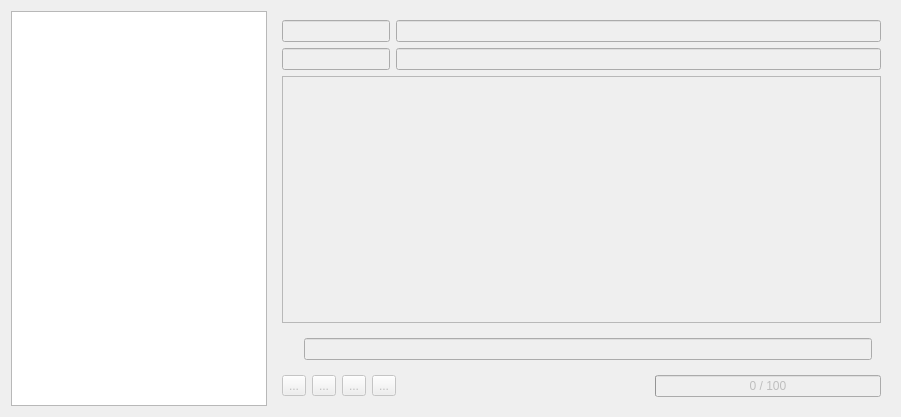
Old version of the form transtext/transwidget.ui in the repository samstyle/transtool.
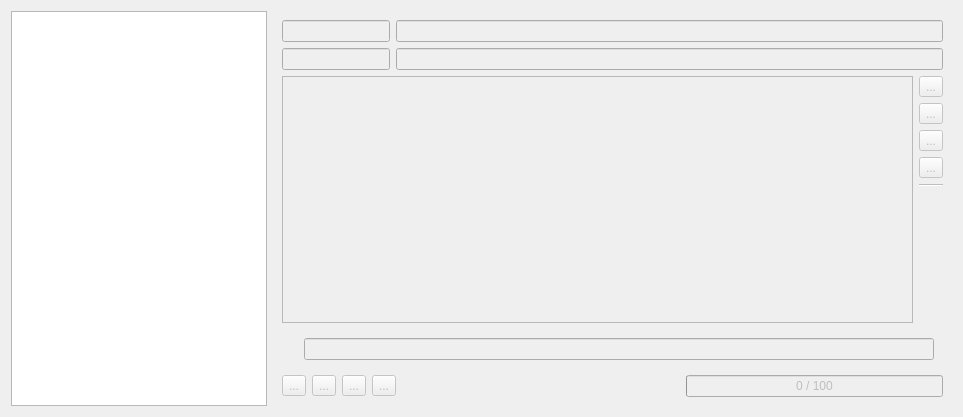
New version of the form. Icons and pictures are not drawn.

```diff
--- a/transtext/transwidget.ui
+++ b/transtext/transwidget.ui
@@ -6,7 +6,7 @@
    <rect>
     <x>0</x>
     <y>0</y>
-    <width>901</width>
+    <width>963</width>
     <height>417</height>
    </rect>
   </property>
@@ -72,6 +72,8 @@
        </layout>
       </item>
       <item>
+       <layout class="QHBoxLayout" name="horizontalLayout_4">
+        <item>
        <widget class="QTableView" name="table">
         <property name="contextMenuPolicy">
          <enum>Qt::CustomContextMenu</enum>
@@ -91,6 +93,76 @@
        </widget>
       </item>
       <item>
+         <layout class="QVBoxLayout" name="verticalLayout_2">
+          <item>
+           <widget class="QToolButton" name="tbInsertAbove">
+            <property name="text">
+             <string>...</string>
+            </property>
+            <property name="icon">
+             <iconset resource="resources.qrc">
+              <normaloff>:/insertabove.png</normaloff>:/insertabove.png</iconset>
+            </property>
+           </widget>
+          </item>
+          <item>
+           <widget class="QToolButton" name="tbInsertBelow">
+            <property name="text">
+             <string>...</string>
+            </property>
+            <property name="icon">
+             <iconset resource="resources.qrc">
+              <normaloff>:/insertbelow.png</normaloff>:/insertbelow.png</iconset>
+            </property>
+           </widget>
+          </item>
+          <item>
+           <widget class="QToolButton" name="tbMergeNext">
+            <property name="text">
+             <string>...</string>
+            </property>
+            <property name="icon">
+             <iconset resource="resources.qrc">
+              <normaloff>:/merge.png</normaloff>:/merge.png</iconset>
+            </property>
+           </widget>
+          </item>
+          <item>
+           <widget class="QToolButton" name="tbDeleteLine">
+            <property name="text">
+             <string>...</string>
+            </property>
+            <property name="icon">
+             <iconset resource="resources.qrc">
+              <normaloff>:/deleteline.png</normaloff>:/deleteline.png</iconset>
+            </property>
+           </widget>
+          </item>
+          <item>
+           <widget class="Line" name="line">
+            <property name="orientation">
+             <enum>Qt::Horizontal</enum>
+            </property>
+           </widget>
+          </item>
+          <item>
+           <spacer name="verticalSpacer">
+            <property name="orientation">
+             <enum>Qt::Vertical</enum>
+            </property>
+            <property name="sizeHint" stdset="0">
+             <size>
+              <width>20</width>
+              <height>40</height>
+             </size>
+            </property>
+           </spacer>
+          </item>
+         </layout>
+        </item>
+       </layout>
+      </item>
+      <item>
        <widget class="QWidget" name="widFind" native="true">
         <layout class="QHBoxLayout" name="horizontalLayout_3">
          <item>
```
Left out of the diff: 10 changed lines with no effect on the pictures. Lines whose indentation alone changed are shown as unchanged.
